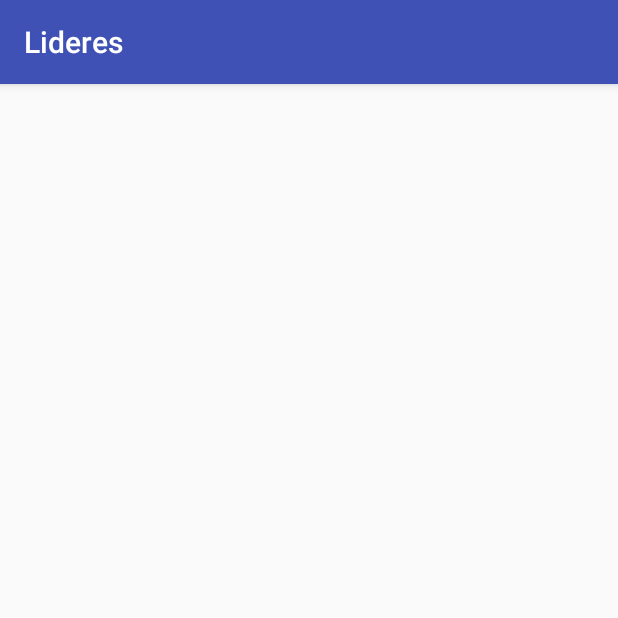
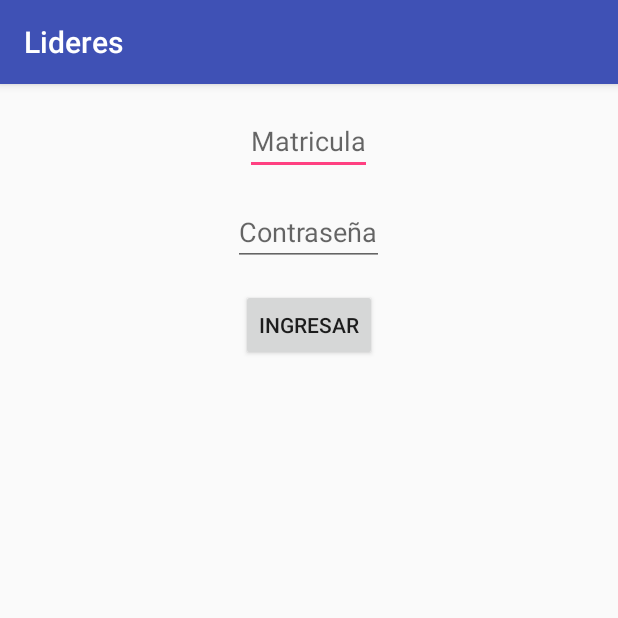
Before and after one commit to ariel-ms/Hack, an Android app: the LogIn screen opened directly, with no data from a screen before it, on a phone screen of 412 x 824 dp, the top half of it. Run offline under Robolectric (Android 15) with nearby library versions, the phone set to English and light mode, and no system bars.

Commit message:
Parametros de ingreso en LogIn

```diff
--- a/app/src/main/res/layout/activity_log_in.xml
+++ b/app/src/main/res/layout/activity_log_in.xml
@@ -1,12 +1,29 @@
 <?xml version="1.0" encoding="utf-8"?>
-<RelativeLayout xmlns:android="http://schemas.android.com/apk/res/android"
+<LinearLayout xmlns:android="http://schemas.android.com/apk/res/android"
     xmlns:tools="http://schemas.android.com/tools"
     android:layout_width="match_parent"
     android:layout_height="match_parent"
-    android:paddingBottom="@dimen/activity_vertical_margin"
-    android:paddingLeft="@dimen/activity_horizontal_margin"
-    android:paddingRight="@dimen/activity_horizontal_margin"
-    android:paddingTop="@dimen/activity_vertical_margin"
+    android:orientation="vertical"
     tools:context="com.example.android.lideres.LogIn">
 
-</RelativeLayout>
+    <EditText
+        android:layout_width="wrap_content"
+        android:layout_height="wrap_content"
+        android:hint="@string/matricula"
+        android:layout_gravity="center_horizontal"
+        android:layout_marginTop="15dp"/>
+
+    <EditText
+        android:layout_width="wrap_content"
+        android:layout_height="wrap_content"
+        android:hint="@string/contraseña"
+        android:layout_gravity="center_horizontal"
+        android:layout_marginTop="15dp"/>
+
+    <Button
+        android:layout_width="wrap_content"
+        android:layout_height="wrap_content"
+        android:text="@string/ingresar"
+        android:layout_gravity="center_horizontal"
+        android:layout_marginTop="15dp"/>
+</LinearLayout>
--- a/app/src/main/res/values/strings.xml
+++ b/app/src/main/res/values/strings.xml
@@ -13,5 +13,8 @@
     <string name="botonservicios">Servicios</string>
     <string name="serviciosComida">Servicios de Comida</string>
     <string name="pedirLibro">Pedir un libro</string>
-    <string name="concierto">"Conciertos"</string>
+    <string name="concierto">Conciertos</string>
+    <string name="matricula">Matricula</string>
+    <string name="contraseña">Contraseña</string>
+    <string name="ingresar">Ingresar</string>
 </resources>
```
